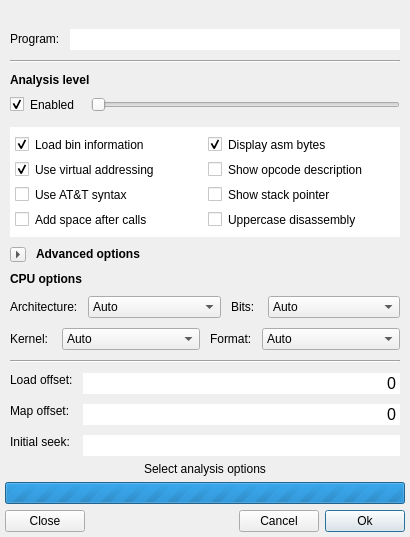
rizinorg/cutter, file src/optionsdialog.ui: the form before one commit.
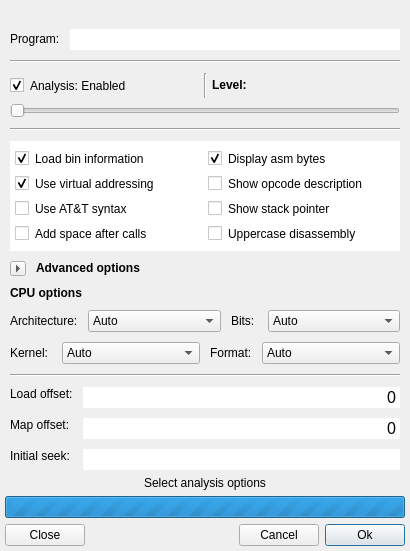
The form after the commit. Icons and pictures are not drawn.

Commit message: Improved options dialog

```diff
--- a/src/optionsdialog.ui
+++ b/src/optionsdialog.ui
@@ -187,43 +187,27 @@
             <property name="spacing">
              <number>5</number>
             </property>
-            <item>
-             <widget class="QLabel" name="analDescription">
-              <property name="sizePolicy">
-               <sizepolicy hsizetype="Preferred" vsizetype="Fixed">
-                <horstretch>0</horstretch>
-                <verstretch>0</verstretch>
-               </sizepolicy>
-              </property>
-              <property name="font">
-               <font>
-                <weight>75</weight>
-                <bold>true</bold>
-               </font>
-              </property>
-              <property name="text">
-               <string>Analysis level</string>
-              </property>
-             </widget>
-            </item>
             <item>
              <layout class="QHBoxLayout" name="horizontalLayout_8">
               <property name="spacing">
-               <number>15</number>
+               <number>5</number>
               </property>
               <item>
                <widget class="QCheckBox" name="analCheckBox">
                 <property name="sizePolicy">
-                 <sizepolicy hsizetype="Minimum" vsizetype="Fixed">
+                 <sizepolicy hsizetype="Expanding" vsizetype="Fixed">
                   <horstretch>0</horstretch>
                   <verstretch>0</verstretch>
                  </sizepolicy>
                 </property>
+                <property name="layoutDirection">
+                 <enum>Qt::LeftToRight</enum>
+                </property>
                 <property name="styleSheet">
                  <string notr="true"/>
                 </property>
                 <property name="text">
-                 <string>Enabled</string>
+                 <string>Analysis: Enabled</string>
                 </property>
                 <property name="checked">
                  <bool>true</bool>
@@ -231,6 +215,34 @@
                </widget>
               </item>
               <item>
+               <widget class="Line" name="line">
+                <property name="orientation">
+                 <enum>Qt::Vertical</enum>
+                </property>
+               </widget>
+              </item>
+              <item>
+               <widget class="QLabel" name="analDescription">
+                <property name="sizePolicy">
+                 <sizepolicy hsizetype="Expanding" vsizetype="Fixed">
+                  <horstretch>0</horstretch>
+                  <verstretch>0</verstretch>
+                 </sizepolicy>
+                </property>
+                <property name="font">
+                 <font>
+                  <weight>75</weight>
+                  <bold>true</bold>
+                 </font>
+                </property>
+                <property name="text">
+                 <string>Level: </string>
+                </property>
+               </widget>
+              </item>
+             </layout>
+            </item>
+            <item>
                <widget class="QSlider" name="analSlider">
                 <property name="sizePolicy">
                  <sizepolicy hsizetype="MinimumExpanding" vsizetype="Fixed">
@@ -263,7 +275,12 @@
               </item>
              </layout>
             </item>
-           </layout>
+          <item>
+           <widget class="Line" name="line_4">
+            <property name="orientation">
+             <enum>Qt::Horizontal</enum>
+            </property>
+           </widget>
           </item>
           <item>
            <layout class="QHBoxLayout" name="horizontalLayout_7">
```
Lines whose indentation alone changed are shown as unchanged. The commit also changes 1 other file.
